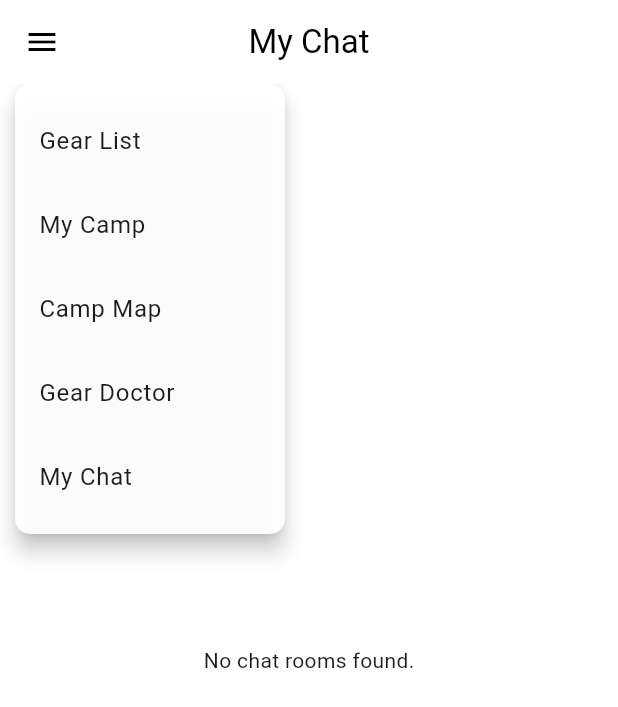
After one commit to marunemo/GearBear, a Flutter app: the MyChatPage screen opened by its route, after a tap on the "menu" icon, on a phone screen of 412 x 824 dp. The commit adds this screen. Shown: the top 707 px of the screen. Run offline on Flutter 3.47's test engine with Material 3 defaults, Android fonts, the light colour scheme and no system bars; our stand-ins replace cloud_firestore, csv, firebase_ai, firebase_auth, firebase_core, firebase_storage and 5 more; accounts and stored records are empty; generated files the repository leaves out were written again.

Commit message:
dev chating

```diff
--- a/gearbear/lib/app.dart
+++ b/gearbear/lib/app.dart
@@ -8,6 +8,7 @@ import 'myCamp.dart';
 import 'stat.dart';
 import 'gearDoctor.dart';
 import 'campMap.dart';
+import 'myChat.dart';
 
 import 'models/gear_model.dart';
 import 'models/camp_model.dart';
@@ -36,6 +37,7 @@ class MyApp extends StatelessWidget {
         '/my_camp': (context) => const MyCampPage(),
         '/gear_doctor': (context) => const GearDoctorPage(),
         '/camp_map': (context) => CampMapPage(),
+        '/my_chat': (context) => MyChatPage(),
       },
       onGenerateRoute: (settings) {
         if (settings.name == '/edit_gear') {
--- a/gearbear/lib/gearList.dart
+++ b/gearbear/lib/gearList.dart
@@ -336,7 +336,14 @@ class _GearListPageState extends State<GearListPage> {
                           Navigator.pushNamed(context, '/gear_doctor');
                           _toggleDrawer();
                         }
-                      )
+                      ),
+                      ListTile(
+                        title: const Text('My Chat'),
+                        onTap: () {
+                          Navigator.pushNamed(context, '/my_chat');
+                          _toggleDrawer();
+                        },
+                      ),
                     ],
                   ),
                 ),
--- /dev/null
+++ b/gearbear/lib/models/chat_room.dart
@@ -0,0 +1,49 @@
+import 'package:cloud_firestore/cloud_firestore.dart';
+
+class ChatRoom {
+  final String id;        // Firestore 문서 ID
+  final String name;      // 채팅방 이름
+  final DateTime date;    // 캠핑 예정 날짜
+  final String ownerUid;  // 방장 UID
+  final DateTime createdAt;
+  final double latitude;  // 캠핑장 위도
+  final double longitude; // 캠핑장 경도
+  final List<String> participants; // 참가자 UID 리스트
+
+  ChatRoom({
+    required this.id,
+    required this.name,
+    required this.date,
+    required this.ownerUid,
+    required this.createdAt,
+    required this.latitude,
+    required this.longitude,
+    required this.participants,
+  });
+
+  factory ChatRoom.fromFirestore(DocumentSnapshot doc) {
+    final data = doc.data() as Map<String, dynamic>;
+    return ChatRoom(
+      id: doc.id,
+      name: data['name'] ?? '',
+      date: (data['date'] as Timestamp).toDate(),
+      ownerUid: data['ownerUid'] ?? '',
+      createdAt: (data['createdAt'] as Timestamp).toDate(),
+      latitude: (data['latitude'] as num?)?.toDouble() ?? 0.0,
+      longitude: (data['longitude'] as num?)?.toDouble() ?? 0.0,
+      participants: List<String>.from(data['participants'] ?? []),
+    );
+  }
+
+  Map<String, dynamic> toMap() {
+    return {
+      'name': name,
+      'date': Timestamp.fromDate(date),
+      'ownerUid': ownerUid,
+      'createdAt': Timestamp.fromDate(createdAt),
+      'latitude': latitude,
+      'longitude': longitude,
+      'participants': participants,
+    };
+  }
+}
--- a/gearbear/lib/myCamp.dart
+++ b/gearbear/lib/myCamp.dart
@@ -337,6 +337,27 @@ class _MyCampPageState extends State<MyCampPage> {
                         title: const Text('My Camp'),
                         onTap: _toggleDrawer,
                       ),
+                      ListTile(
+                        title: const Text('Camp Map'),
+                        onTap: () {
+                          Navigator.pushNamed(context, '/camp_map');
+                          _toggleDrawer();
+                        },
+                      ),
+                      ListTile(
+                        title: const Text('Gear Doctor'),
+                        onTap: () {
+                          Navigator.pushNamed(context, '/gear_doctor');
+                          _toggleDrawer();
+                        },
+                      ),
+                      ListTile(
+                        title: const Text('My Chat'),
+                        onTap: () {
+                          Navigator.pushNamed(context, '/my_chat');
+                          _toggleDrawer();
+                        },
+                      ),
                     ],
                   ),
                 ),
--- /dev/null
+++ b/gearbear/lib/myChat.dart
@@ -0,0 +1,146 @@
+import 'package:flutter/material.dart';
+import 'package:cloud_firestore/cloud_firestore.dart';
+import 'package:firebase_auth/firebase_auth.dart';
+
+import 'models/chat_room.dart';
+import '../chatRoom.dart';
+
+class MyChatPage extends StatefulWidget {
+  const MyChatPage({Key? key}) : super(key: key);
+
+  @override
+  State<MyChatPage> createState() => _MyChatPageState();
+}
+
+class _MyChatPageState extends State<MyChatPage> {
+  bool _isDrawerOpen = false;
+
+  void _toggleDrawer() {
+    setState(() {
+      _isDrawerOpen = !_isDrawerOpen;
+    });
+  }
+
+  @override
+  Widget build(BuildContext context) {
+    final user = FirebaseAuth.instance.currentUser;
+    if (user == null) {
+      return Scaffold(
+        appBar: AppBar(
+          title: const Text('My Chat'),
+        ),
+        body: const Center(child: Text('Please log in.')),
+      );
+    }
+
+    return Scaffold(
+      appBar: AppBar(
+        leading: IconButton(
+          icon: const Icon(Icons.menu),
+          onPressed: _toggleDrawer,
+        ),
+        title: const Text('My Chat'),
+        centerTitle: true,
+      ),
+      body: Stack(
+        children: [
+          // Main chat list content
+          StreamBuilder<QuerySnapshot>(
+            stream: FirebaseFirestore.instance
+                .collection('chat_room')
+                .where('participants', arrayContains: user.uid)
+                .snapshots(),
+            builder: (context, snapshot) {
+              if (!snapshot.hasData) return const Center(child: CircularProgressIndicator());
+              final docs = snapshot.data!.docs;
+              docs.sort((a, b) {
+                final adate = (a['createdAt'] as Timestamp?)?.toDate() ?? DateTime.now();
+                final bdate = (b['createdAt'] as Timestamp?)?.toDate() ?? DateTime.now();
+                return bdate.compareTo(adate); // 최신순
+              });
+              if (docs.isEmpty) {
+                return const Center(child: Text('No chat rooms found.'));
+              }
+              return ListView.builder(
+                itemCount: docs.length,
+                itemBuilder: (context, idx) {
+                  final room = ChatRoom.fromFirestore(docs[idx]);
+                  return Card(
+                    margin: const EdgeInsets.symmetric(horizontal: 16, vertical: 8),
+                    child: ListTile(
+                      title: Text(room.name, style: const TextStyle(fontWeight: FontWeight.bold)),
+                      subtitle: Text('Planned Date: ${room.date.toLocal().toIso8601String().split("T").first}'),
+                      trailing: const Icon(Icons.arrow_forward_ios, size: 16),
+                      onTap: () {
+                        Navigator.push(
+                          context,
+                          MaterialPageRoute(
+                            builder: (context) => ChatRoomPage(chatRoom: room),
+                          ),
+                        );
+                      },
+                    ),
+                  );
+                },
+              );
+            },
+          ),
+          // Floating drawer (same structure as gearList.dart)
+          if (_isDrawerOpen)
+            Positioned(
+              top: 0,
+              left: 10,
+              child: Material(
+                elevation: 6,
+                borderRadius: BorderRadius.circular(10),
+                color: Colors.white.withOpacity(0.95),
+                child: Container(
+                  width: 180,
+                  padding: const EdgeInsets.symmetric(vertical: 10),
+                  child: Column(
+                    mainAxisSize: MainAxisSize.min,
+                    children: [
+                      ListTile(
+                        title: const Text('Gear List'),
+                        onTap: () {
+                          Navigator.pushNamed(context, '/');
+                          _toggleDrawer();
+                        },
+                      ),
+                      ListTile(
+                        title: const Text('My Camp'),
+                        onTap: () {
+                          Navigator.pushNamed(context, '/my_camp');
+                          _toggleDrawer();
+                        },
+                      ),
+                      ListTile(
+                        title: const Text('Camp Map'),
+                        onTap: () {
+                          Navigator.pushNamed(context, '/camp_map');
+                          _toggleDrawer();
+                        },
+                      ),
+                      ListTile(
+                        title: const Text('Gear Doctor'),
+                        onTap: () {
+                          Navigator.pushNamed(context, '/gear_doctor');
+                          _toggleDrawer();
+                        },
+                      ),
+                      ListTile(
+                        title: const Text('My Chat'),
+                        onTap: () {
+                          _toggleDrawer();
+                        },
+                      ),
+                    ],
+                  ),
+                ),
+              ),
+            ),
+        ],
+      ),
+    );
+  }
+}
--- a/gearbear/pubspec.yaml
+++ b/gearbear/pubspec.yaml
@@ -34,6 +34,7 @@ dependencies:
   google_maps_flutter: ^2.5.0
   csv: ^5.1.1
   geolocator: ^10.1.0
+  intl: ^0.19.0
 
   # The following adds the Cupertino Icons font to your application.
   # Use with the CupertinoIcons class for iOS style icons.
```
Also changed, not shown: gearbear/lib/campMap.dart (+8 -3 lines), gearbear/lib/chatRoom.dart (added, +138 -0 lines), gearbear/lib/makeRSVP.dart (added, +170 -0 lines), gearbear/lib/models/chat.dart (added, +37 -0 lines), 1 other file.
